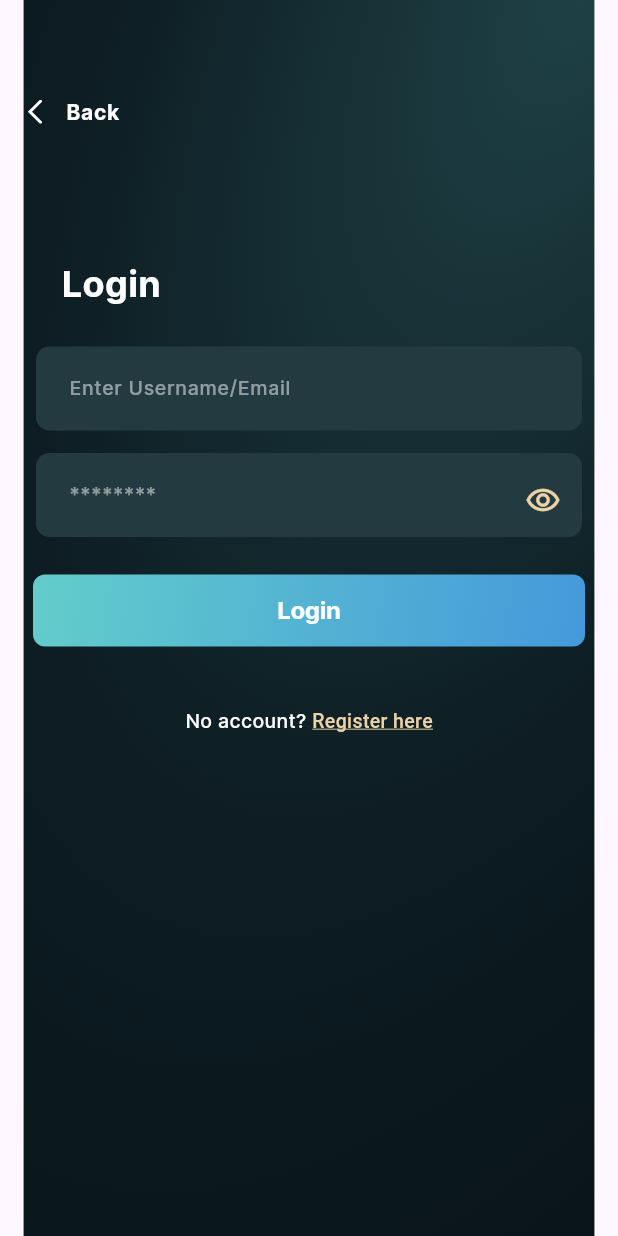
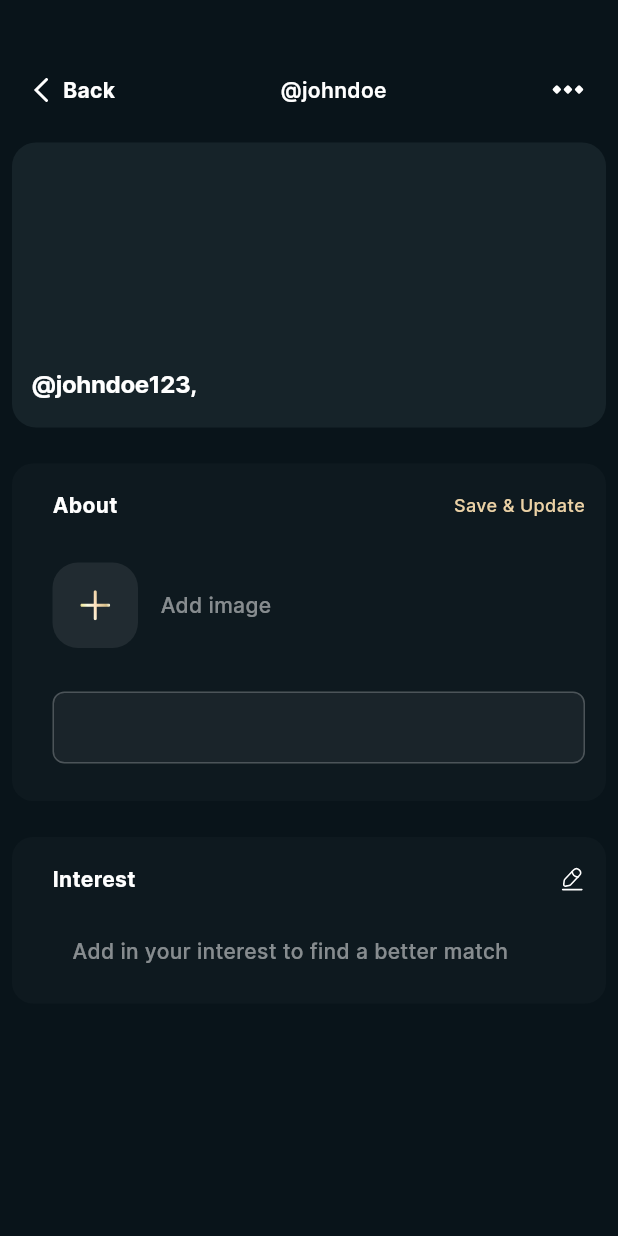
Before and after one commit to 3bdsyd/YouApp, a Flutter app: the screen it shows after launch, on a phone screen of 412 x 824 dp. Run offline on Flutter 3.47's test engine with Material 3 defaults, Android fonts, the phone set to English and light mode, and no system bars; our stand-ins replace auto_route, bloc, dartz, dio, flutter_bloc, flutter_svg and 2 more.

Commit message:
profile init state finish

```diff
--- a/lib/core/gen/colors.gen.dart
+++ b/lib/core/gen/colors.gen.dart
@@ -12,6 +12,9 @@ import 'package:flutter/material.dart';
 
 class ColorName {
   ColorName._();
+
+  /// Color: #D9D9D9
+  static const Color alto = Color(0xFFD9D9D9);
 
   /// Color: #0E191F
   static const Color aztec = Color(0xFF0E191F);
@@ -31,6 +34,9 @@ class ColorName {
   /// Color: #4599DB
   static const Color havelockBlue = Color(0xFF4599DB);
 
+  /// Color: #162329
+  static const Color mirage = Color(0xFF162329);
+
   /// Color: #233B40
   static const Color plantation = Color(0xFF233B40);
 
--- a/lib/core/router/app_router.dart
+++ b/lib/core/router/app_router.dart
@@ -6,7 +6,8 @@ class AppRouter extends $AppRouter {
   @override
   List<AutoRoute> get routes => [
         AutoRoute(page: YouApp.page),
-        AutoRoute(page: LoginRoute.page, initial: true),
+        AutoRoute(page: LoginRoute.page),
         AutoRoute(page: RegisterRoute.page),
+        AutoRoute(page: ProfileRoute.page, initial: true),
       ];
 }
--- a/lib/core/styles/text_styles.dart
+++ b/lib/core/styles/text_styles.dart
@@ -2,6 +2,11 @@ import 'package:flutter/material.dart';
 import 'package:you_app/core/gen/colors.gen.dart';
 
 class TextStyles {
+  static const TextStyle style12 = TextStyle(
+    fontSize: 12,
+    fontWeight: FontWeight.w500,
+    color: ColorName.gold,
+  );
   static const TextStyle style13 = TextStyle(
     fontSize: 13,
     fontWeight: FontWeight.w500,
--- /dev/null
+++ b/lib/features/profile/presentation/manger/profile_cubit/profile_cubit.dart
@@ -0,0 +1,8 @@
+import 'package:bloc/bloc.dart';
+import 'package:meta/meta.dart';
+
+part 'profile_state.dart';
+
+class ProfileCubit extends Cubit<ProfileState> {
+  ProfileCubit() : super(ProfileInitial());
+}
--- /dev/null
+++ b/lib/features/profile/presentation/manger/profile_cubit/profile_state.dart
@@ -0,0 +1,6 @@
+part of 'profile_cubit.dart';
+
+@immutable
+sealed class ProfileState {}
+
+final class ProfileInitial extends ProfileState {}
--- /dev/null
+++ b/lib/features/profile/presentation/view/screens/profile.dart
@@ -0,0 +1,29 @@
+import 'package:auto_route/auto_route.dart';
+import 'package:flutter/material.dart';
+import 'package:flutter_bloc/flutter_bloc.dart';
+import 'package:you_app/core/gen/colors.gen.dart';
+import 'package:you_app/features/profile/presentation/manger/profile_cubit/profile_cubit.dart';
+import 'package:you_app/features/profile/presentation/view/widgets/profile_body.dart';
+
+@RoutePage()
+class ProfileScreen extends StatelessWidget implements AutoRouteWrapper {
+  const ProfileScreen({super.key});
+
+  @override
+  Widget build(BuildContext context) {
+    return const ScaffoldMessenger(
+      child: Scaffold(
+        backgroundColor: ColorName.firefly,
+        body: ProfileBodyWidget(),
+      ),
+    );
+  }
+
+  @override
+  Widget wrappedRoute(BuildContext context) {
+    return BlocProvider<ProfileCubit>(
+      create: (context) => ProfileCubit(),
+      child: this,
+    );
+  }
+}
--- /dev/null
+++ b/lib/features/profile/presentation/view/widgets/profile_about_forms.dart
@@ -0,0 +1,28 @@
+import 'package:flutter/material.dart';
+import 'package:you_app/core/gen/colors.gen.dart';
+
+class ProfileAboutFormsWidget extends StatelessWidget {
+  const ProfileAboutFormsWidget({super.key});
+
+  @override
+  Widget build(BuildContext context) {
+    return Column(
+      children: [
+        TextFormField(
+          decoration: InputDecoration(
+            fillColor: ColorName.alto.withOpacity(.06),
+            filled: true,
+            contentPadding:
+                const EdgeInsets.symmetric(vertical: 10, horizontal: 20),
+            enabledBorder: OutlineInputBorder(
+              borderRadius: BorderRadius.circular(8),
+              borderSide: BorderSide(
+                color: ColorName.white.withOpacity(.22),
+              ),
+            ),
+          ),
+        ),
+      ],
+    );
+  }
+}
--- /dev/null
+++ b/lib/features/profile/presentation/view/widgets/profile_add_image.dart
@@ -0,0 +1,33 @@
+import 'package:flutter/material.dart';
+import 'package:you_app/core/gen/assets.gen.dart';
+import 'package:you_app/core/gen/colors.gen.dart';
+import 'package:you_app/core/styles/text_styles.dart';
+
+class ProfileAddImageWidget extends StatelessWidget {
+  const ProfileAddImageWidget({super.key});
+
+  @override
+  Widget build(BuildContext context) {
+    return Row(
+      children: [
+        Container(
+          height: 57,
+          width: 57,
+          margin: const EdgeInsets.only(right: 15),
+          decoration: BoxDecoration(
+            color: ColorName.white.withOpacity(.08),
+            borderRadius: BorderRadius.circular(17),
+          ),
+          child: Assets.icons.union.svg(fit: BoxFit.scaleDown),
+        ),
+        Text(
+          'Add image',
+          style: TextStyles.style14.copyWith(
+            fontWeight: FontWeight.w500,
+            color: ColorName.white.withOpacity(.5),
+          ),
+        ),
+      ],
+    );
+  }
+}
--- /dev/null
+++ b/lib/features/profile/presentation/view/widgets/profile_body.dart
@@ -0,0 +1,46 @@
+import 'package:flutter/material.dart';
+import 'package:you_app/features/profile/presentation/view/widgets/profile_card_empty.dart';
+import 'package:you_app/features/profile/presentation/view/widgets/profile_edit_about_card.dart';
+import 'package:you_app/features/profile/presentation/view/widgets/profile_image_empty.dart';
+import 'package:you_app/shared/widgets/custom_app_bar.dart';
+
+class ProfileBodyWidget extends StatelessWidget {
+  const ProfileBodyWidget({super.key});
+
+  @override
+  Widget build(BuildContext context) {
+    return CustomScrollView(
+      slivers: [
+        SliverFillRemaining(
+          hasScrollBody: false,
+          child: Padding(
+            padding: const EdgeInsets.symmetric(horizontal: 8),
+            child: Column(
+              children: [
+                const SizedBox(height: 25),
+                const CustomAppBarWidget(
+                  username: '@johndoe',
+                  option: true,
+                ),
+                const ProfileImageEmptyWidget(),
+                const SizedBox(height: 24),
+                // ProfileCardEmptyWidget(
+                //   title: 'About',
+                //   text: 'Add in your your to help others know you better',
+                //   onTap: () {},
+                // ),
+                const ProfileEditAboutWidget(),
+                const SizedBox(height: 24),
+                ProfileCardEmptyWidget(
+                  title: 'Interest',
+                  text: 'Add in your interest to find a better match',
+                  onTap: () {},
+                ),
+              ],
+            ),
+          ),
+        ),
+      ],
+    );
+  }
+}
--- /dev/null
+++ b/lib/features/profile/presentation/view/widgets/profile_card_empty.dart
@@ -0,0 +1,55 @@
+import 'package:flutter/material.dart';
+import 'package:you_app/core/gen/assets.gen.dart';
+import 'package:you_app/core/gen/colors.gen.dart';
+import 'package:you_app/core/styles/text_styles.dart';
+import 'package:you_app/features/profile/presentation/view/widgets/profile_top_card.dart';
+
+class ProfileCardEmptyWidget extends StatelessWidget {
+  final String title;
+  final String text;
+  final Function onTap;
+  const ProfileCardEmptyWidget({
+    super.key,
+    required this.text,
+    required this.title,
+    required this.onTap,
+  });
+
+  @override
+  Widget build(BuildContext context) {
+    return Container(
+      padding: const EdgeInsets.only(
+        top: 18,
+        left: 27,
+        bottom: 25,
+        right: 14,
+      ),
+      decoration: _boxDecoration(),
+      child: Column(
+        children: [
+          ProfileTopCardWidget(
+            title: title,
+            onTap: () => onTap,
+            actionIcon: Assets.icons.edit.svg(),
+          ),
+          const SizedBox(height: 28),
+          Padding(
+            padding: const EdgeInsets.only(right: 38),
+            child: Text(
+              text,
+              style: TextStyles.style14.copyWith(
+                fontWeight: FontWeight.w500,
+                color: ColorName.white.withOpacity(.5),
+              ),
+            ),
+          ),
+        ],
+      ),
+    );
+  }
+
+  BoxDecoration _boxDecoration() => BoxDecoration(
+        color: ColorName.aztec,
+        borderRadius: BorderRadius.circular(14),
+      );
+}
--- /dev/null
+++ b/lib/features/profile/presentation/view/widgets/profile_edit_about_card.dart
@@ -0,0 +1,47 @@
+import 'package:flutter/material.dart';
+import 'package:you_app/core/gen/assets.gen.dart';
+import 'package:you_app/core/gen/colors.gen.dart';
+import 'package:you_app/core/styles/text_styles.dart';
+import 'package:you_app/features/profile/presentation/view/widgets/profile_about_forms.dart';
+import 'package:you_app/features/profile/presentation/view/widgets/profile_add_image.dart';
+import 'package:you_app/features/profile/presentation/view/widgets/profile_top_card.dart';
+
+class ProfileEditAboutWidget extends StatelessWidget {
+  const ProfileEditAboutWidget({
+    super.key,
+  });
+
+  @override
+  Widget build(BuildContext context) {
+    return Container(
+      padding: const EdgeInsets.only(
+        top: 18,
+        left: 27,
+        bottom: 25,
+        right: 14,
+      ),
+      decoration: _boxDecoration(),
+      child: Column(
+        children: [
+          ProfileTopCardWidget(
+            title: 'About',
+            onTap: () => {},
+            actionIcon: const Text(
+              'Save & Update',
+              style: TextStyles.style12,
+            ),
+          ),
+          const SizedBox(height: 28),
+          const ProfileAddImageWidget(),
+          const SizedBox(height: 29),
+          const ProfileAboutFormsWidget(),
+        ],
+      ),
+    );
+  }
+
+  BoxDecoration _boxDecoration() => BoxDecoration(
+        color: ColorName.aztec,
+        borderRadius: BorderRadius.circular(14),
+      );
+}
--- /dev/null
+++ b/lib/features/profile/presentation/view/widgets/profile_image_empty.dart
@@ -0,0 +1,24 @@
+import 'package:flutter/material.dart';
+import 'package:you_app/core/gen/colors.gen.dart';
+import 'package:you_app/core/styles/text_styles.dart';
+
+class ProfileImageEmptyWidget extends StatelessWidget {
+  const ProfileImageEmptyWidget({super.key});
+
+  @override
+  Widget build(BuildContext context) {
+    return Container(
+      alignment: Alignment.bottomLeft,
+      height: 190,
+      padding: const EdgeInsets.only(left: 13, bottom: 17),
+      decoration: BoxDecoration(
+        color: ColorName.mirage,
+        borderRadius: BorderRadius.circular(16),
+      ),
+      child: const Text(
+        '@johndoe123,',
+        style: TextStyles.style16,
+      ),
+    );
+  }
+}
--- /dev/null
+++ b/lib/features/profile/presentation/view/widgets/profile_top_card.dart
@@ -0,0 +1,31 @@
+import 'package:flutter/material.dart';
+import 'package:you_app/core/gen/assets.gen.dart';
+import 'package:you_app/core/styles/text_styles.dart';
+
+class ProfileTopCardWidget extends StatelessWidget {
+  final String title;
+  final Function onTap;
+  final Widget actionIcon;
+  const ProfileTopCardWidget({
+    super.key,
+    required this.title,
+    required this.onTap, required this.actionIcon,
+  });
+
+  @override
+  Widget build(BuildContext context) {
+    return Row(
+      mainAxisAlignment: MainAxisAlignment.spaceBetween,
+      children: [
+        Text(
+          title,
+          style: TextStyles.style14,
+        ),
+        InkWell(
+          onTap: () => onTap,
+          child: actionIcon,
+        ),
+      ],
+    );
+  }
+}
--- a/lib/shared/widgets/custom_app_bar.dart
+++ b/lib/shared/widgets/custom_app_bar.dart
@@ -4,21 +4,44 @@ import 'package:you_app/core/gen/assets.gen.dart';
 import 'package:you_app/core/styles/text_styles.dart';
 
 class CustomAppBarWidget extends StatelessWidget {
-  const CustomAppBarWidget({super.key});
+  final String? username;
+  final bool? option;
+  const CustomAppBarWidget({
+    super.key,
+    this.username,
+    this.option,
+  });
 
   @override
   Widget build(BuildContext context) {
-    return InkWell(
-      onTap: () => context.router.back(),
-      child: ListTile(
-        minVerticalPadding: 27,
-        contentPadding: const EdgeInsets.only(left: 18),
-        minLeadingWidth: 0,
-        leading: Assets.icons.back.svg(),
-        title: const Text(
-          'Back',
-          style: TextStyles.style14,
-        ),
+    return Padding(
+      padding: const EdgeInsets.symmetric(horizontal: 14),
+      child: Row(
+        children: [
+          const SizedBox(height: 70),
+          Assets.icons.back.svg(),
+          const SizedBox(width: 10),
+          InkWell(
+            onTap: () => context.router.back(),
+            child: const Text(
+              'Back',
+              style: TextStyles.style14,
+            ),
+          ),
+          const Spacer(),
+          Visibility(
+            visible: username == null ? false : true,
+            child: Text(
+              '@johndoe',
+              style: TextStyles.style14.copyWith(fontWeight: FontWeight.w600),
+            ),
+          ),
+          const Spacer(),
+          Visibility(
+            visible: option ?? false,
+            child: Assets.icons.option.svg(),
+          ),
+        ],
       ),
     );
   }
```
Also changed, not shown: lib/core/router/app_router.gr.dart, 1 other file.
